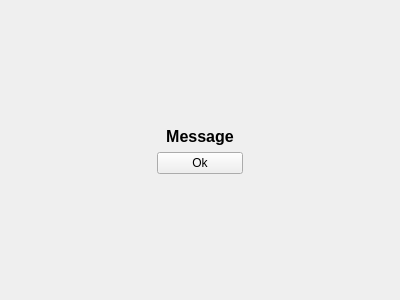
ultravideo/uvgComm, file ui/messagewidget.ui: the form before one commit.
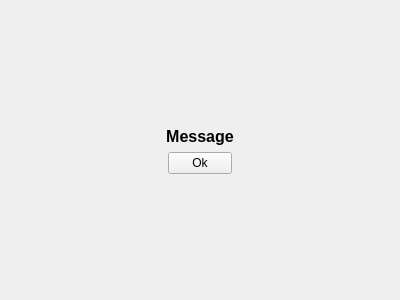
The form after the commit.

Commit message: feature(GUI): Slight improvement to look of messagewidget.

What changed in the file:
```diff
--- a/ui/messagewidget.ui
+++ b/ui/messagewidget.ui
@@ -10,55 +10,16 @@
     <height>300</height>
    </rect>
   </property>
+  <property name="minimumSize">
+   <size>
+    <width>256</width>
+    <height>64</height>
+   </size>
+  </property>
   <property name="windowTitle">
    <string>Form</string>
   </property>
   <layout class="QGridLayout" name="gridLayout">
-   <item row="2" column="1">
-    <widget class="QPushButton" name="ok_button">
-     <property name="sizePolicy">
-      <sizepolicy hsizetype="Preferred" vsizetype="Fixed">
-       <horstretch>0</horstretch>
-       <verstretch>0</verstretch>
-      </sizepolicy>
-     </property>
-     <property name="minimumSize">
-      <size>
-       <width>86</width>
-       <height>0</height>
-      </size>
-     </property>
-     <property name="text">
-      <string>Ok</string>
-     </property>
-    </widget>
-   </item>
-   <item row="3" column="1">
-    <spacer name="verticalSpacer">
-     <property name="orientation">
-      <enum>Qt::Vertical</enum>
-     </property>
-     <property name="sizeHint" stdset="0">
-      <size>
-       <width>20</width>
-       <height>40</height>
-      </size>
-     </property>
-    </spacer>
-   </item>
-   <item row="2" column="0">
-    <spacer name="horizontalSpacer">
-     <property name="orientation">
-      <enum>Qt::Horizontal</enum>
-     </property>
-     <property name="sizeHint" stdset="0">
-      <size>
-       <width>40</width>
-       <height>20</height>
-      </size>
-     </property>
-    </spacer>
-   </item>
    <item row="0" column="1">
     <spacer name="verticalSpacer_2">
      <property name="orientation">
@@ -72,34 +33,109 @@
      </property>
     </spacer>
    </item>
-   <item row="2" column="2">
+   <item row="3" column="2">
     <spacer name="horizontalSpacer_2">
      <property name="orientation">
       <enum>Qt::Horizontal</enum>
      </property>
      <property name="sizeHint" stdset="0">
       <size>
+       <width>20</width>
+       <height>20</height>
+      </size>
+     </property>
+    </spacer>
+   </item>
+   <item row="4" column="1">
+    <spacer name="verticalSpacer">
+     <property name="orientation">
+      <enum>Qt::Vertical</enum>
+     </property>
+     <property name="sizeHint" stdset="0">
+      <size>
+       <width>20</width>
+       <height>40</height>
+      </size>
+     </property>
+    </spacer>
+   </item>
+   <item row="3" column="0">
+    <spacer name="horizontalSpacer">
+     <property name="orientation">
+      <enum>Qt::Horizontal</enum>
+     </property>
+     <property name="sizeHint" stdset="0">
+      <size>
        <width>40</width>
        <height>20</height>
       </size>
      </property>
     </spacer>
    </item>
-   <item row="1" column="0" colspan="3">
-    <widget class="QLabel" name="message_text">
-     <property name="font">
-      <font>
-       <pointsize>12</pointsize>
-       <weight>75</weight>
-       <bold>true</bold>
-      </font>
+   <item row="3" column="1">
+    <widget class="QFrame" name="frame">
+     <property name="minimumSize">
+      <size>
+       <width>256</width>
+       <height>64</height>
+      </size>
      </property>
-     <property name="text">
-      <string>Message</string>
+     <property name="frameShape">
+      <enum>QFrame::NoFrame</enum>
      </property>
-     <property name="alignment">
-      <set>Qt::AlignCenter</set>
+     <property name="frameShadow">
+      <enum>QFrame::Raised</enum>
      </property>
+     <property name="lineWidth">
+      <number>2</number>
+     </property>
+     <property name="midLineWidth">
+      <number>1</number>
+     </property>
+     <layout class="QGridLayout" name="gridLayout_2">
+      <item row="1" column="1">
+       <widget class="QPushButton" name="ok_button">
+        <property name="sizePolicy">
+         <sizepolicy hsizetype="Preferred" vsizetype="Fixed">
+          <horstretch>0</horstretch>
+          <verstretch>0</verstretch>
+         </sizepolicy>
+        </property>
+        <property name="minimumSize">
+         <size>
+          <width>64</width>
+          <height>0</height>
+         </size>
+        </property>
+        <property name="maximumSize">
+         <size>
+          <width>64</width>
+          <height>16777215</height>
+         </size>
+        </property>
+        <property name="text">
+         <string>Ok</string>
+        </property>
+       </widget>
+      </item>
+      <item row="0" column="0" colspan="3">
+       <widget class="QLabel" name="message_text">
+        <property name="font">
+         <font>
+          <pointsize>12</pointsize>
+          <weight>75</weight>
+          <bold>true</bold>
+         </font>
+        </property>
+        <property name="text">
+         <string>Message</string>
+        </property>
+        <property name="alignment">
+         <set>Qt::AlignCenter</set>
+        </property>
+       </widget>
+      </item>
+     </layout>
     </widget>
    </item>
   </layout>
```
